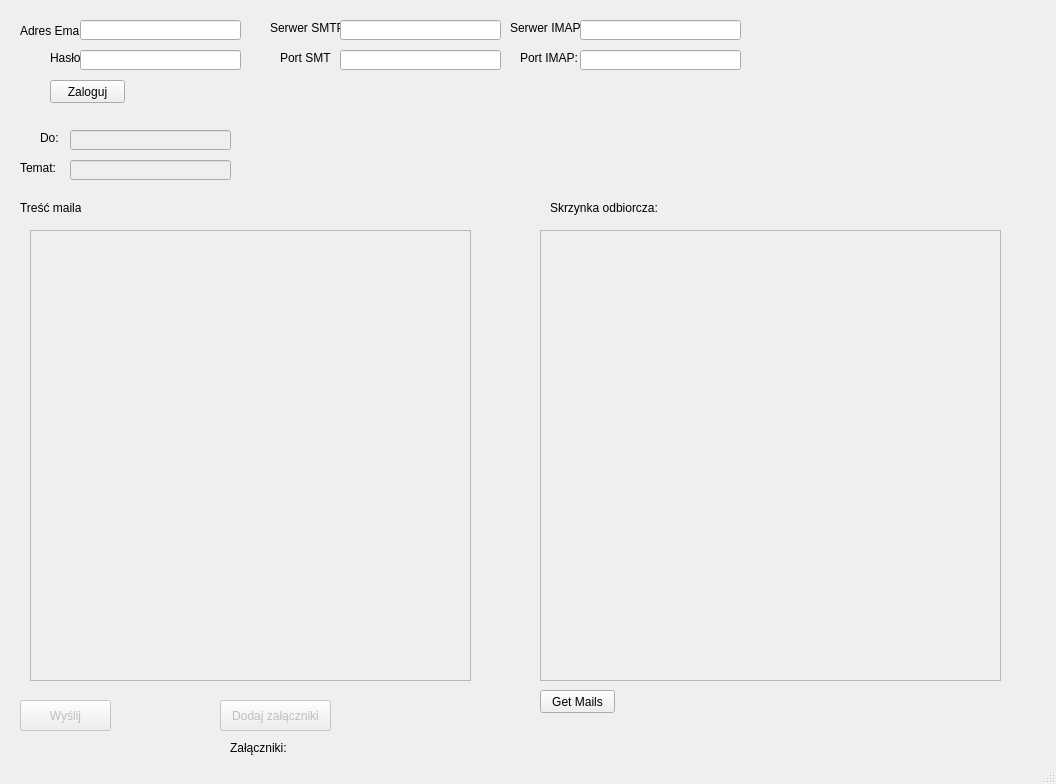
Qt form gui.ui (mrenik/MailClient) before a commit.
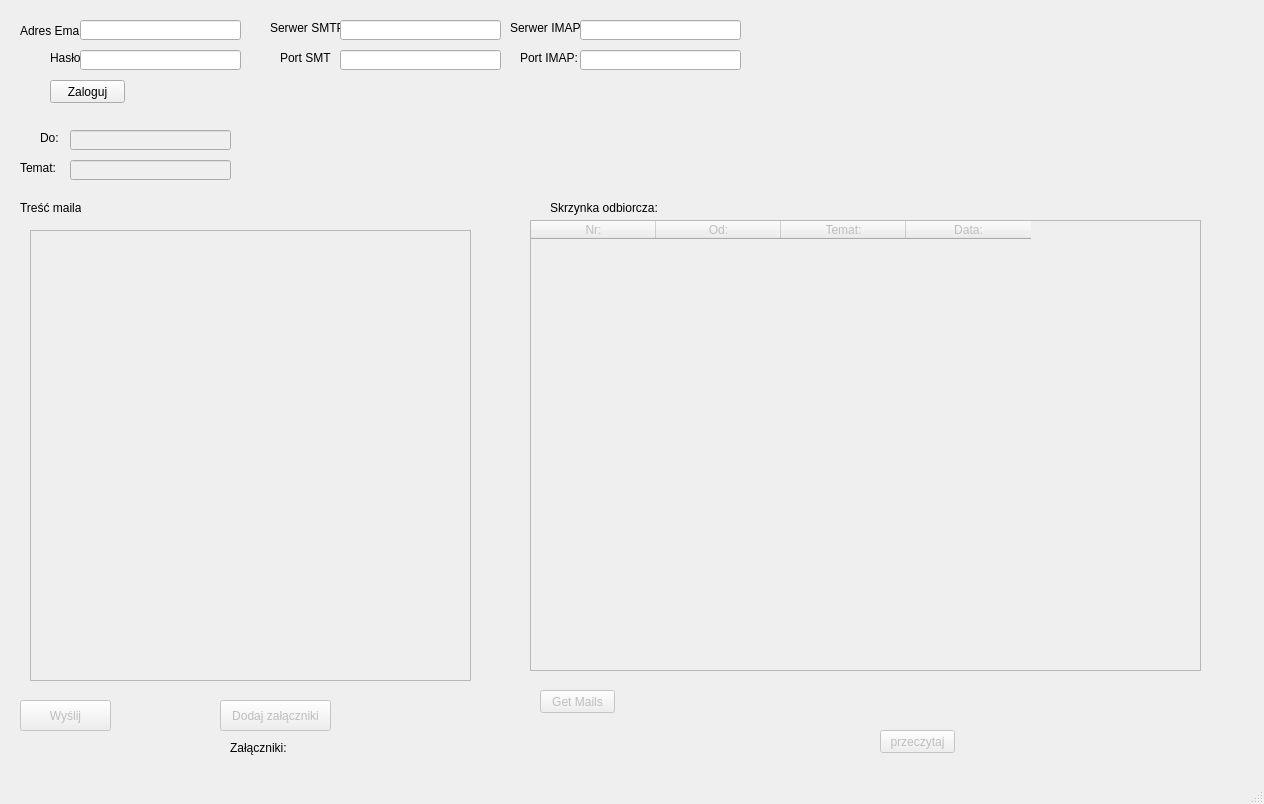
The same form after that commit.

What changed in the file:
```diff
--- a/gui.ui
+++ b/gui.ui
@@ -6,8 +6,8 @@
    <rect>
     <x>0</x>
     <y>0</y>
-    <width>1056</width>
-    <height>784</height>
+    <width>1264</width>
+    <height>804</height>
    </rect>
   </property>
   <property name="windowTitle">
@@ -265,18 +265,50 @@
      <string>Dodaj załączniki</string>
     </property>
    </widget>
-   <widget class="QListView" name="inboxView">
+   <widget class="QTableWidget" name="inboxTable">
     <property name="enabled">
      <bool>false</bool>
     </property>
     <property name="geometry">
      <rect>
-      <x>540</x>
-      <y>230</y>
-      <width>461</width>
+      <x>530</x>
+      <y>220</y>
+      <width>671</width>
       <height>451</height>
      </rect>
     </property>
+    <property name="minimumSize">
+     <size>
+      <width>671</width>
+      <height>0</height>
+     </size>
+    </property>
+    <property name="columnCount">
+     <number>4</number>
+    </property>
+    <attribute name="horizontalHeaderDefaultSectionSize">
+     <number>125</number>
+    </attribute>
+    <column>
+     <property name="text">
+      <string>Nr:</string>
+     </property>
+    </column>
+    <column>
+     <property name="text">
+      <string>Od:</string>
+     </property>
+    </column>
+    <column>
+     <property name="text">
+      <string>Temat:</string>
+     </property>
+    </column>
+    <column>
+     <property name="text">
+      <string>Data:</string>
+     </property>
+    </column>
    </widget>
    <widget class="QLabel" name="inboxLabel">
     <property name="geometry">
@@ -318,6 +350,9 @@
     </property>
    </widget>
    <widget class="QPushButton" name="mailButton">
+    <property name="enabled">
+     <bool>false</bool>
+    </property>
     <property name="geometry">
      <rect>
       <x>540</x>
@@ -330,6 +365,22 @@
      <string>Get Mails</string>
     </property>
    </widget>
+   <widget class="QPushButton" name="readButton">
+    <property name="enabled">
+     <bool>false</bool>
+    </property>
+    <property name="geometry">
+     <rect>
+      <x>880</x>
+      <y>730</y>
+      <width>75</width>
+      <height>23</height>
+     </rect>
+    </property>
+    <property name="text">
+     <string>przeczytaj</string>
+    </property>
+   </widget>
   </widget>
   <widget class="QStatusBar" name="statusbar"/>
  </widget>
```
Left out of the diff: 2 changed lines with no effect on the pictures.
